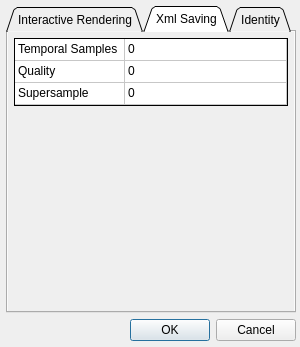
Qt form Source/Fractorium/OptionsDialog.ui (zblack/fractorium) before a commit.
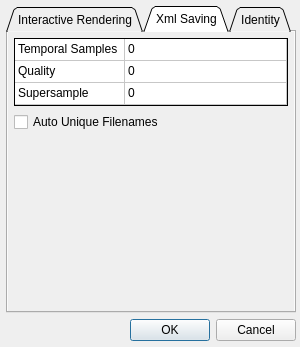
The same form after that commit. The open tabs and pages were chosen to show the change. Custom widgets are drawn as their Qt base class.

The edit to the form file:
```diff
--- a/Source/Fractorium/OptionsDialog.ui
+++ b/Source/Fractorium/OptionsDialog.ui
@@ -486,6 +486,13 @@
          </item>
         </widget>
        </item>
+       <item row="1" column="0">
+        <widget class="QCheckBox" name="AutoUniqueCheckBox">
+         <property name="text">
+          <string>Auto Unique Filenames</string>
+         </property>
+        </widget>
+       </item>
       </layout>
      </widget>
      <widget class="QWidget" name="OptionsIdentityTab">
```
